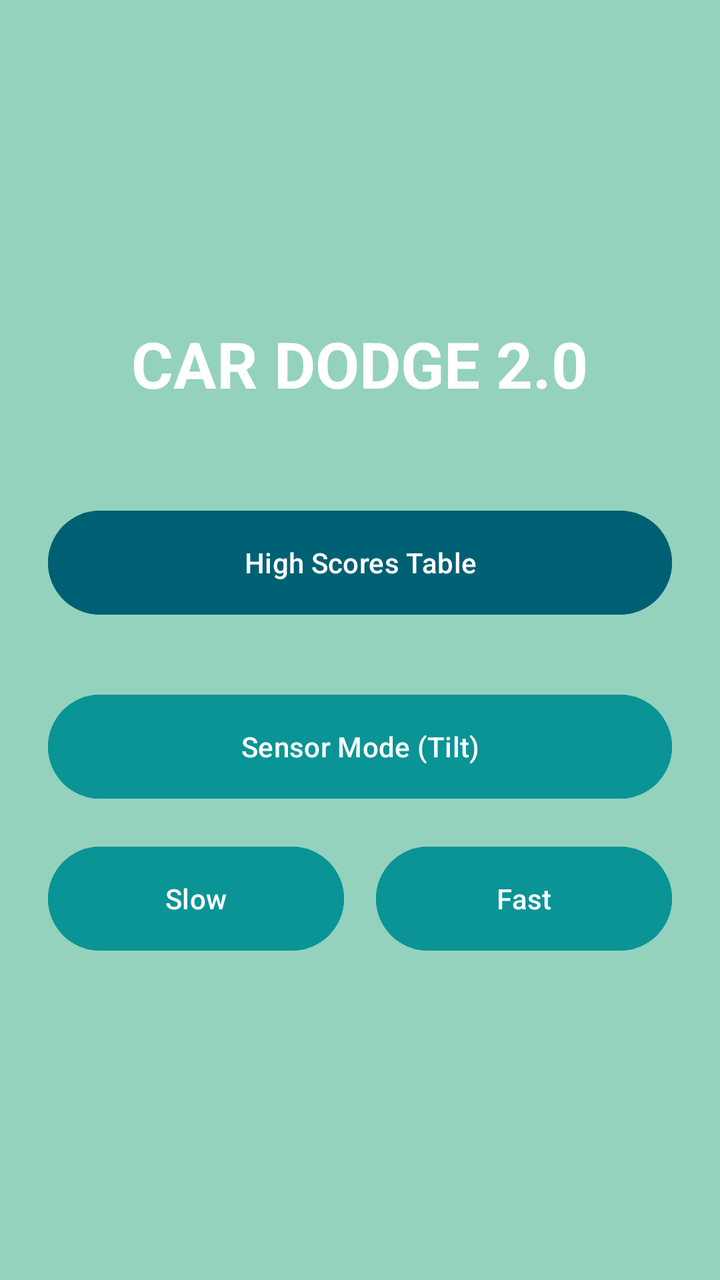
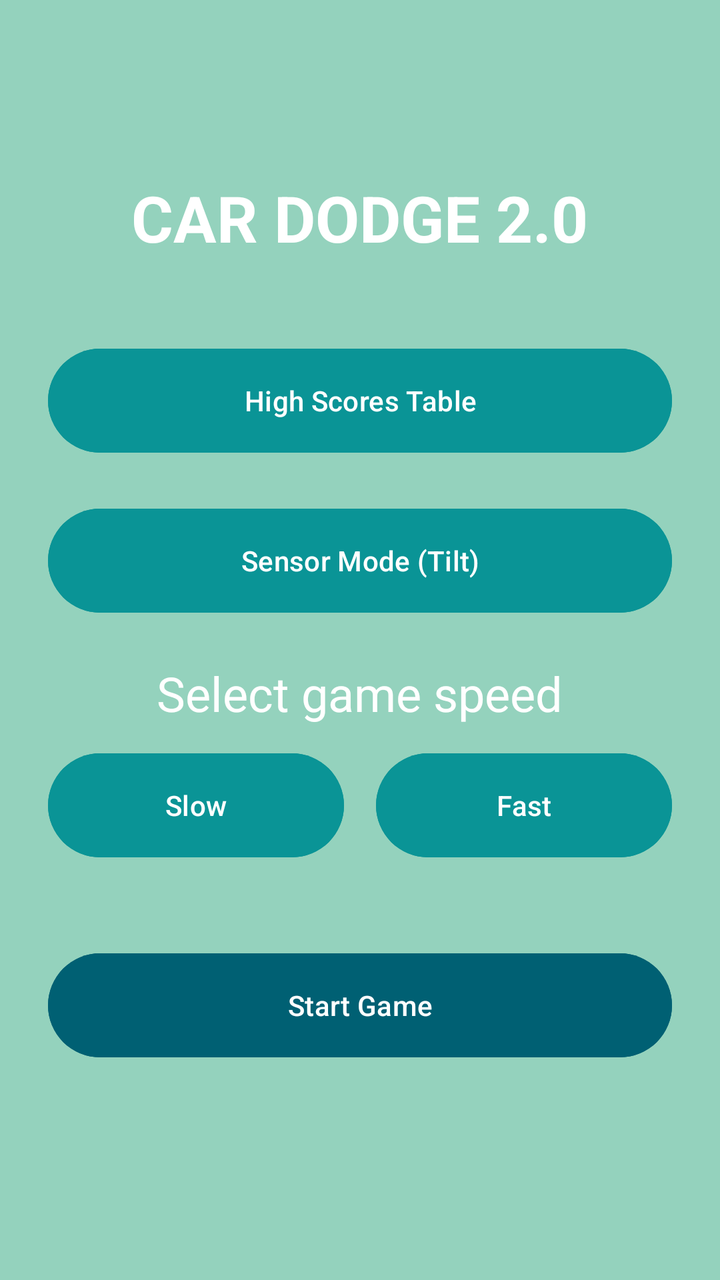

Compare the two renders of this Android layout. The source of the first and the diff that turns it into the second are given below.
<!-- AndroidManifest.xml: application theme Theme.CarDodge -->
<!-- res/layout/activity_menu.xml -->
<?xml version="1.0" encoding="utf-8"?>
<LinearLayout xmlns:android="http://schemas.android.com/apk/res/android"
    android:layout_width="match_parent"
    android:layout_height="match_parent"
    android:orientation="vertical"
    android:gravity="center"
    android:padding="24dp"
    android:background="@color/backgroud">

    <TextView
        android:layout_width="wrap_content"
        android:layout_height="wrap_content"
        android:text="CAR DODGE 2.0"
        android:textSize="32sp"
        android:textStyle="bold"
        android:textColor="@color/white"
        android:layout_marginBottom="48dp"/>

    <Button
        android:id="@+id/menu_btn_high_scores"
        android:layout_width="match_parent"
        android:layout_height="@dimen/default_button_height"
        android:text="High Scores Table"
        android:backgroundTint="@color/dark_blue"
        android:layout_marginBottom="32dp"/>

    <Button
        android:id="@+id/menu_btn_sensor"
        android:layout_width="match_parent"
        android:layout_height="@dimen/default_button_height"
        android:text="Sensor Mode (Tilt)"
        android:backgroundTint="@color/dark_light_blue"
        android:layout_marginBottom="16dp"/>

    <LinearLayout
        android:layout_width="match_parent"
        android:layout_height="wrap_content"
        android:orientation="horizontal"
        android:weightSum="2">

        <Button
            android:id="@+id/menu_btn_buttons_slow"
            android:layout_width="0dp"
            android:layout_height="@dimen/default_button_height"
            android:layout_weight="1"
            android:text="Slow"
            android:backgroundTint="@color/dark_light_blue"
            android:layout_marginEnd="8dp"/>

        <Button
            android:id="@+id/menu_btn_buttons_fast"
            android:layout_width="0dp"
            android:layout_height="@dimen/default_button_height"
            android:layout_weight="1"
            android:text="Fast"
            android:backgroundTint="@color/dark_light_blue"
            android:layout_marginStart="8dp"/>
    </LinearLayout>


</LinearLayout>
<!-- resources referenced by this layout -->
<resources>
  <color name="backgroud">#94D2BD</color>
  <color name="dark_blue">#006073</color>
  <color name="dark_light_blue">#0a9496</color>
  <color name="white">#FFFFFFFF</color>
  <dimen name="default_button_height">60dp</dimen>
  <style name="Theme.CarDodge" parent="Base.Theme.CarDodge" />
  <style name="Base.Theme.CarDodge" parent="Theme.Material3.DayNight.NoActionBar">
          
          
      </style>
</resources>

<!-- the commit's change to res/layout/activity_menu.xml (unified diff, before → after) -->
@@ -14,29 +14,38 @@
         android:textSize="32sp"
         android:textStyle="bold"
         android:textColor="@color/white"
-        android:layout_marginBottom="48dp"/>
+        android:layout_marginBottom="40dp"/>
 
     <Button
         android:id="@+id/menu_btn_high_scores"
         android:layout_width="match_parent"
         android:layout_height="@dimen/default_button_height"
         android:text="High Scores Table"
-        android:backgroundTint="@color/dark_blue"
-        android:layout_marginBottom="32dp"/>
+        android:backgroundTint="@color/dark_light_blue"
+        android:layout_marginBottom="20dp"/>
 
     <Button
-        android:id="@+id/menu_btn_sensor"
+        android:id="@+id/menu_btn_control_mode"
         android:layout_width="match_parent"
         android:layout_height="@dimen/default_button_height"
         android:text="Sensor Mode (Tilt)"
         android:backgroundTint="@color/dark_light_blue"
-        android:layout_marginBottom="16dp"/>
+        android:layout_marginBottom="20dp"/>
+
+    <TextView
+        android:layout_width="wrap_content"
+        android:layout_height="wrap_content"
+        android:text="Select game speed"
+        android:textSize="24sp"
+        android:textColor="@color/white"
+        android:layout_marginBottom="10dp"/>
 
     <LinearLayout
         android:layout_width="match_parent"
         android:layout_height="wrap_content"
         android:orientation="horizontal"
-        android:weightSum="2">
+        android:weightSum="2"
+        android:layout_marginBottom="40dp">
 
         <Button
             android:id="@+id/menu_btn_buttons_slow"
@@ -57,5 +66,13 @@
             android:layout_marginStart="8dp"/>
     </LinearLayout>
 
+    <Button
+        android:id="@+id/menu_btn_start_game"
+        android:layout_width="match_parent"
+        android:layout_height="@dimen/default_button_height"
+        android:text="Start Game"
+        android:backgroundTint="@color/dark_blue"
+        android:layout_marginBottom="20dp"/>
+
 
 </LinearLayout>
